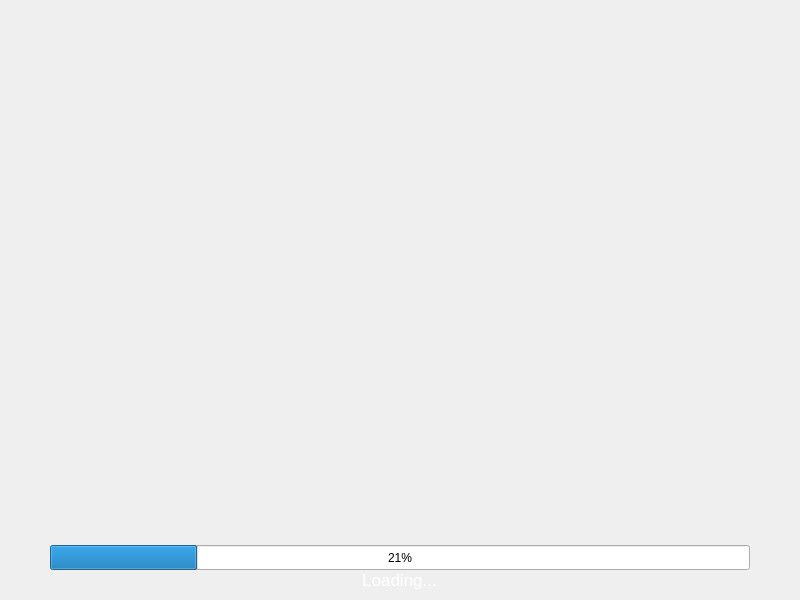
Mecanes-Org/PluginBuilder-source, file PluginBuilder/loadingwindow.ui: the form before one commit.
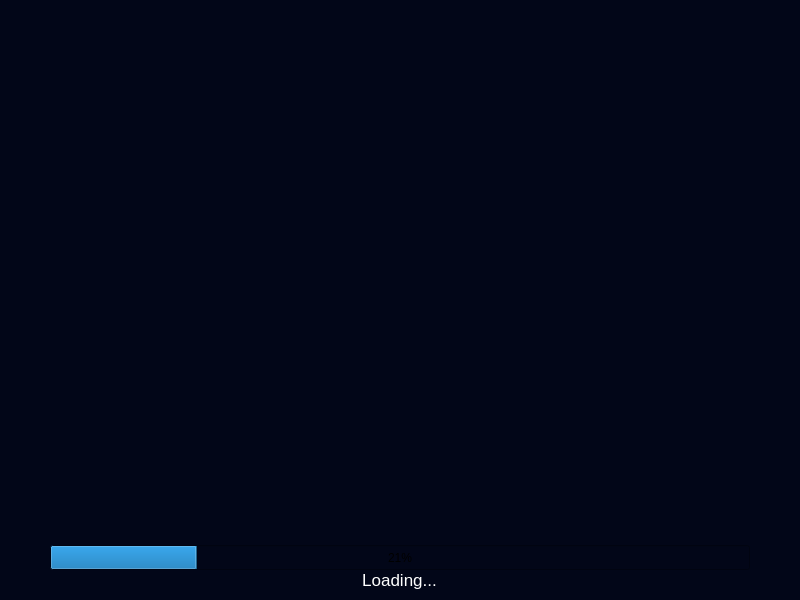
The form after the commit. Icons and pictures are not drawn.

Patch:
```diff
--- a/PluginBuilder/loadingwindow.ui
+++ b/PluginBuilder/loadingwindow.ui
@@ -34,6 +34,9 @@
   <property name="windowTitle">
    <string>LoadingWindow</string>
   </property>
+  <property name="styleSheet">
+   <string notr="true">background-color: #020618;</string>
+  </property>
   <layout class="QVBoxLayout" name="verticalLayout_2">
    <property name="spacing">
     <number>0</number>
@@ -154,6 +157,15 @@
             </color>
            </brush>
           </colorrole>
+          <colorrole role="Button">
+           <brush brushstyle="SolidPattern">
+            <color alpha="255">
+             <red>2</red>
+             <green>6</green>
+             <blue>24</blue>
+            </color>
+           </brush>
+          </colorrole>
           <colorrole role="Text">
            <brush brushstyle="SolidPattern">
             <color alpha="255">
@@ -172,6 +184,24 @@
             </color>
            </brush>
           </colorrole>
+          <colorrole role="Base">
+           <brush brushstyle="SolidPattern">
+            <color alpha="255">
+             <red>2</red>
+             <green>6</green>
+             <blue>24</blue>
+            </color>
+           </brush>
+          </colorrole>
+          <colorrole role="Window">
+           <brush brushstyle="SolidPattern">
+            <color alpha="255">
+             <red>2</red>
+             <green>6</green>
+             <blue>24</blue>
+            </color>
+           </brush>
+          </colorrole>
           <colorrole role="PlaceholderText">
            <brush brushstyle="SolidPattern">
             <color alpha="128">
@@ -192,6 +222,15 @@
             </color>
            </brush>
           </colorrole>
+          <colorrole role="Button">
+           <brush brushstyle="SolidPattern">
+            <color alpha="255">
+             <red>2</red>
+             <green>6</green>
+             <blue>24</blue>
+            </color>
+           </brush>
+          </colorrole>
           <colorrole role="Text">
            <brush brushstyle="SolidPattern">
             <color alpha="255">
@@ -210,6 +249,24 @@
             </color>
            </brush>
           </colorrole>
+          <colorrole role="Base">
+           <brush brushstyle="SolidPattern">
+            <color alpha="255">
+             <red>2</red>
+             <green>6</green>
+             <blue>24</blue>
+            </color>
+           </brush>
+          </colorrole>
+          <colorrole role="Window">
+           <brush brushstyle="SolidPattern">
+            <color alpha="255">
+             <red>2</red>
+             <green>6</green>
+             <blue>24</blue>
+            </color>
+           </brush>
+          </colorrole>
           <colorrole role="PlaceholderText">
            <brush brushstyle="SolidPattern">
             <color alpha="128">
@@ -230,6 +287,15 @@
             </color>
            </brush>
           </colorrole>
+          <colorrole role="Button">
+           <brush brushstyle="SolidPattern">
+            <color alpha="255">
+             <red>2</red>
+             <green>6</green>
+             <blue>24</blue>
+            </color>
+           </brush>
+          </colorrole>
           <colorrole role="Text">
            <brush brushstyle="SolidPattern">
             <color alpha="255">
@@ -248,6 +314,24 @@
             </color>
            </brush>
           </colorrole>
+          <colorrole role="Base">
+           <brush brushstyle="SolidPattern">
+            <color alpha="255">
+             <red>2</red>
+             <green>6</green>
+             <blue>24</blue>
+            </color>
+           </brush>
+          </colorrole>
+          <colorrole role="Window">
+           <brush brushstyle="SolidPattern">
+            <color alpha="255">
+             <red>2</red>
+             <green>6</green>
+             <blue>24</blue>
+            </color>
+           </brush>
+          </colorrole>
           <colorrole role="PlaceholderText">
            <brush brushstyle="SolidPattern">
             <color alpha="128">
```
Left out of the diff: 2 changed lines with no effect on the pictures.
